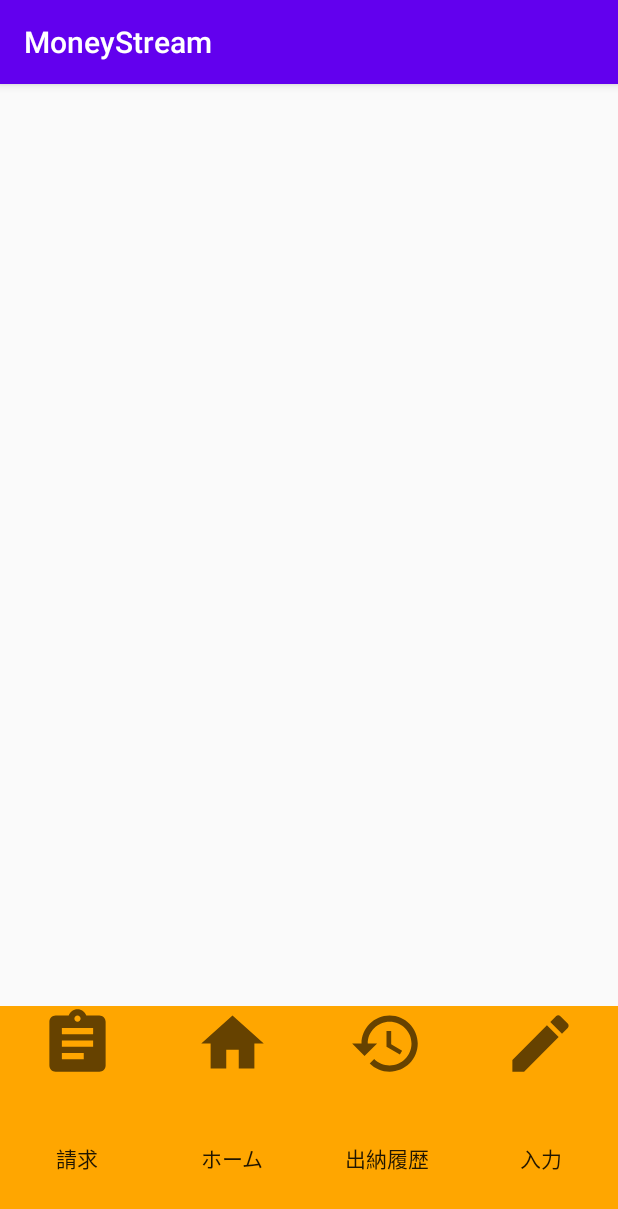
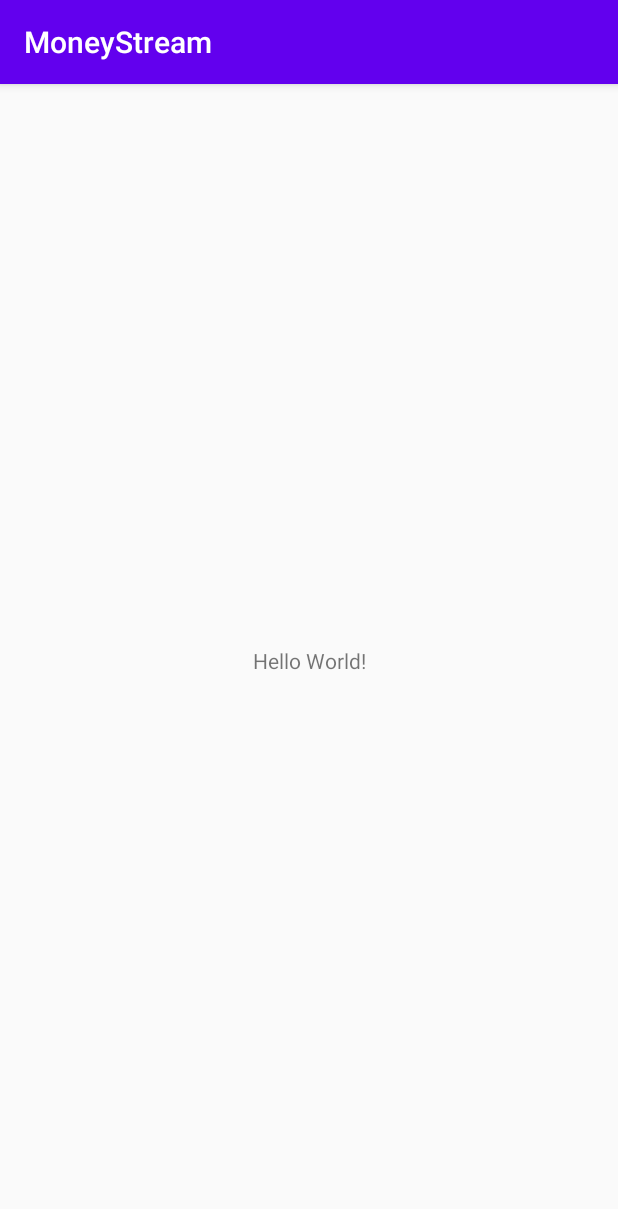
Before and after one commit to Mitssuki-Sakamoto/money-stream-android, an Android app: the screen it shows after launch (MainActivity), on a phone screen of 412 x 824 dp. Shown: the top 1209 px of the screen. Run offline under Robolectric (Android 15) with nearby library versions, the phone set to English and light mode, and no system bars.

Commit message:
Revert "下のホームバーの追加"
This reverts commit 639a47c955fc4fa21612c38385c1a060a54c098b.

```diff
--- a/app/src/main/res/drawable/ic_baseline_assignment_24.xml
+++ /dev/null
@@ -1,5 +0,0 @@
-<vector android:height="50dp" android:tint="?attr/colorControlNormal"
-    android:viewportHeight="24" android:viewportWidth="24"
-    android:width="50dp" xmlns:android="http://schemas.android.com/apk/res/android">
-    <path android:fillColor="@android:color/white" android:pathData="M19,3h-4.18C14.4,1.84 13.3,1 12,1c-1.3,0 -2.4,0.84 -2.82,2L5,3c-1.1,0 -2,0.9 -2,2v14c0,1.1 0.9,2 2,2h14c1.1,0 2,-0.9 2,-2L21,5c0,-1.1 -0.9,-2 -2,-2zM12,3c0.55,0 1,0.45 1,1s-0.45,1 -1,1 -1,-0.45 -1,-1 0.45,-1 1,-1zM14,17L7,17v-2h7v2zM17,13L7,13v-2h10v2zM17,9L7,9L7,7h10v2z"/>
-</vector>
--- a/app/src/main/res/drawable/ic_baseline_assignment_24t.xml
+++ /dev/null
@@ -1,4 +0,0 @@
-<?xml version="1.0" encoding="utf-8"?>
-<selector xmlns:android="http://schemas.android.com/apk/res/android">
-
-</selector>
--- a/app/src/main/res/drawable/ic_baseline_create_24.xml
+++ /dev/null
@@ -1,5 +0,0 @@
-<vector android:height="50dp" android:tint="?attr/colorControlNormal"
-    android:viewportHeight="24" android:viewportWidth="24"
-    android:width="50dp" xmlns:android="http://schemas.android.com/apk/res/android">
-    <path android:fillColor="@android:color/white" android:pathData="M3,17.25V21h3.75L17.81,9.94l-3.75,-3.75L3,17.25zM20.71,7.04c0.39,-0.39 0.39,-1.02 0,-1.41l-2.34,-2.34c-0.39,-0.39 -1.02,-0.39 -1.41,0l-1.83,1.83 3.75,3.75 1.83,-1.83z"/>
-</vector>
--- a/app/src/main/res/drawable/ic_baseline_history_24.xml
+++ /dev/null
@@ -1,5 +0,0 @@
-<vector android:height="50dp" android:tint="?attr/colorControlNormal"
-    android:viewportHeight="24" android:viewportWidth="24"
-    android:width="50dp" xmlns:android="http://schemas.android.com/apk/res/android">
-    <path android:fillColor="@android:color/white" android:pathData="M13,3c-4.97,0 -9,4.03 -9,9L1,12l3.89,3.89 0.07,0.14L9,12L6,12c0,-3.87 3.13,-7 7,-7s7,3.13 7,7 -3.13,7 -7,7c-1.93,0 -3.68,-0.79 -4.94,-2.06l-1.42,1.42C8.27,19.99 10.51,21 13,21c4.97,0 9,-4.03 9,-9s-4.03,-9 -9,-9zM12,8v5l4.28,2.54 0.72,-1.21 -3.5,-2.08L13.5,8L12,8z"/>
-</vector>
--- a/app/src/main/res/drawable/ic_baseline_home_24.xml
+++ /dev/null
@@ -1,5 +0,0 @@
-<vector android:height="50dp" android:tint="?attr/colorControlNormal"
-    android:viewportHeight="24" android:viewportWidth="24"
-    android:width="50dp" xmlns:android="http://schemas.android.com/apk/res/android">
-    <path android:fillColor="@android:color/white" android:pathData="M10,20v-6h4v6h5v-8h3L12,3 2,12h3v8z"/>
-</vector>
--- a/app/src/main/res/layout/activity_main.xml
+++ b/app/src/main/res/layout/activity_main.xml
@@ -1,56 +1,18 @@
 <?xml version="1.0" encoding="utf-8"?>
-<LinearLayout xmlns:android="http://schemas.android.com/apk/res/android"
+<androidx.constraintlayout.widget.ConstraintLayout xmlns:android="http://schemas.android.com/apk/res/android"
     xmlns:app="http://schemas.android.com/apk/res-auto"
     xmlns:tools="http://schemas.android.com/tools"
     android:layout_width="match_parent"
     android:layout_height="match_parent"
-    android:orientation="vertical"
     tools:context=".MainActivity">
 
-    <FrameLayout
-        android:layout_width="match_parent"
-        android:layout_height="match_parent"
-        android:layout_weight="0.2"
-        />
+    <TextView
+        android:layout_width="wrap_content"
+        android:layout_height="wrap_content"
+        android:text="Hello World!"
+        app:layout_constraintBottom_toBottomOf="parent"
+        app:layout_constraintLeft_toLeftOf="parent"
+        app:layout_constraintRight_toRightOf="parent"
+        app:layout_constraintTop_toTopOf="parent" />
 
-    <LinearLayout
-        android:layout_width="match_parent"
-        android:layout_height="match_parent"
-        android:layout_weight="0.8"
-        android:background="#ffa600"
-        android:orientation="horizontal">
-
-        <Button
-
-            android:layout_width="match_parent"
-            android:layout_height="match_parent"
-            android:layout_weight="0.25"
-            android:background="#ffa600"
-            android:drawableTop="@drawable/ic_baseline_assignment_24"
-            android:text="請求" />
-        <Button
-
-            android:layout_width="match_parent"
-            android:layout_height="match_parent"
-            android:layout_weight="0.25"
-            android:background="#ffa600"
-            android:drawableTop="@drawable/ic_baseline_home_24"
-            android:text="ホーム" />
-        <Button
-            android:layout_width="match_parent"
-            android:layout_height="match_parent"
-            android:layout_weight="0.25"
-            android:background="#ffa600"
-            android:drawableTop="@drawable/ic_baseline_history_24"
-            android:text="出納履歴" />
-        <Button
-            android:layout_width="match_parent"
-            android:layout_height="match_parent"
-            android:layout_weight="0.25"
-            android:background="#ffa600"
-            android:drawableTop="@drawable/ic_baseline_create_24"
-            android:text="入力" />
-
-    </LinearLayout>
-
-</LinearLayout>
+</androidx.constraintlayout.widget.ConstraintLayout>
```
Also changed, not shown: 2 other files.
